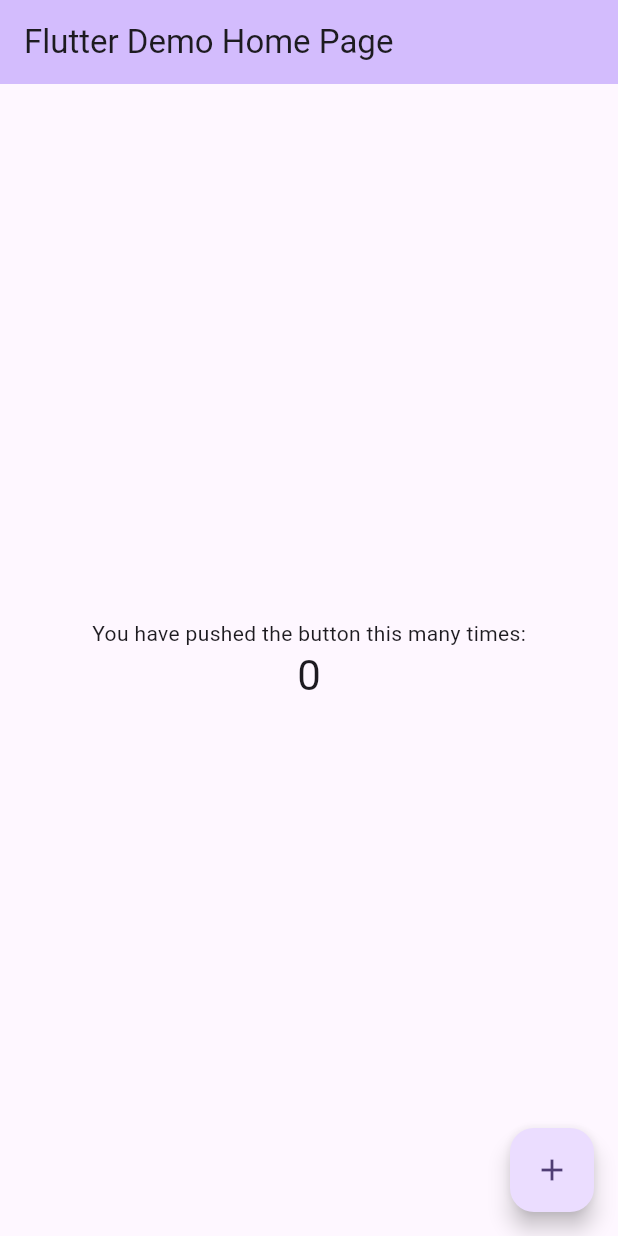
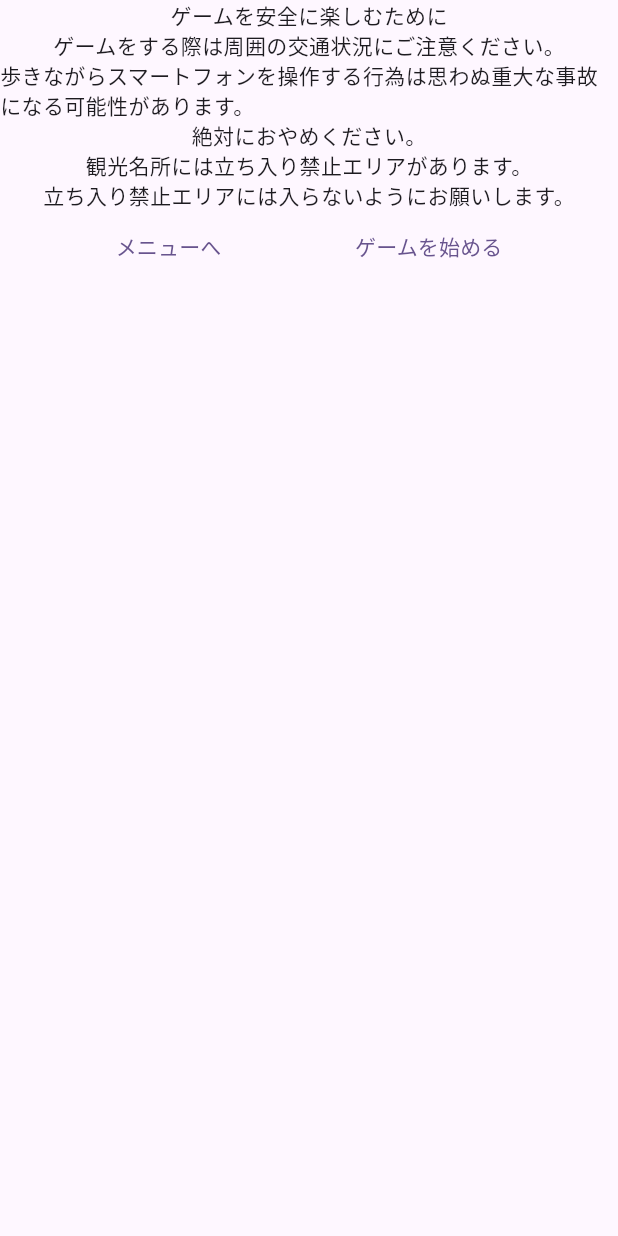
Before and after one commit to swift2024tourism/app, a Flutter app: the screen it shows after launch, on a phone screen of 412 x 824 dp. Run offline on Flutter 3.47's test engine with Material 3 defaults, Android fonts, the phone set to English and light mode, and no system bars.

Commit message:
汗水結晶

```diff
--- a/lib/main.dart
+++ b/lib/main.dart
@@ -1,3 +1,5 @@
+import 'package:app/nannido.dart';
+import 'package:app/tyuuigaki.dart';
 import 'package:flutter/material.dart';
 
 void main() {
@@ -10,13 +12,12 @@ class MyApp extends StatelessWidget {
   @override
   Widget build(BuildContext context) {
     return MaterialApp(
-      title: 'Flutter Demo',
-      theme: ThemeData(
-        colorScheme: ColorScheme.fromSeed(seedColor: Colors.deepPurple),
-        useMaterial3: true,
-      ),
-      home: const MyHomePage(title: 'Flutter Demo Home Page'),
-    );
+        title: 'Flutter Demo',
+        theme: ThemeData(
+          colorScheme: ColorScheme.fromSeed(seedColor: Colors.deepPurple),
+          useMaterial3: true,
+        ),
+        home: Tyuuigaki());
   }
 }
 
--- /dev/null
+++ b/lib/tyuuigaki.dart
@@ -0,0 +1,37 @@
+import 'package:flutter/material.dart';
+
+class Tyuuigaki extends StatelessWidget {
+  get child => null;
+
+  @override
+  Widget build(BuildContext context) {
+    return Scaffold(
+      body: Column(
+        children: <Widget>[
+          Column(
+            children: <Widget>[
+              Text('ゲームを安全に楽しむために'),
+              Text('ゲームをする際は周囲の交通状況にご注意ください。'),
+              Text('歩きながらスマートフォンを操作する行為は思わぬ重大な事故になる可能性があります。'),
+              Text('絶対におやめください。'),
+              Text('観光名所には立ち入り禁止エリアがあります。'),
+              Text('立ち入り禁止エリアには入らないようにお願いします。'),
+              Row(
+                  mainAxisAlignment: MainAxisAlignment.spaceEvenly,
+                  children: <Widget>[
+                    TextButton(
+                      onPressed: () {},
+                      child: Text('メニューへ'),
+                    ),
+                    TextButton(
+                      onPressed: () {},
+                      child: Text('ゲームを始める'),
+                    ),
+                  ])
+            ],
+          )
+        ],
+      ),
+    );
+  }
+}
--- a/pubspec.yaml
+++ b/pubspec.yaml
@@ -51,6 +51,10 @@ dev_dependencies:
 # following page: https://dart.dev/tools/pub/pubspec
 
 # The following section is specific to Flutter packages.
+
+flutter_icons:
+  android: "laucher_icon"
+
 flutter:
 
   # The following line ensures that the Material Icons font is
```
Also changed, not shown: lib/nannido.dart (added, +55 -0 lines).
